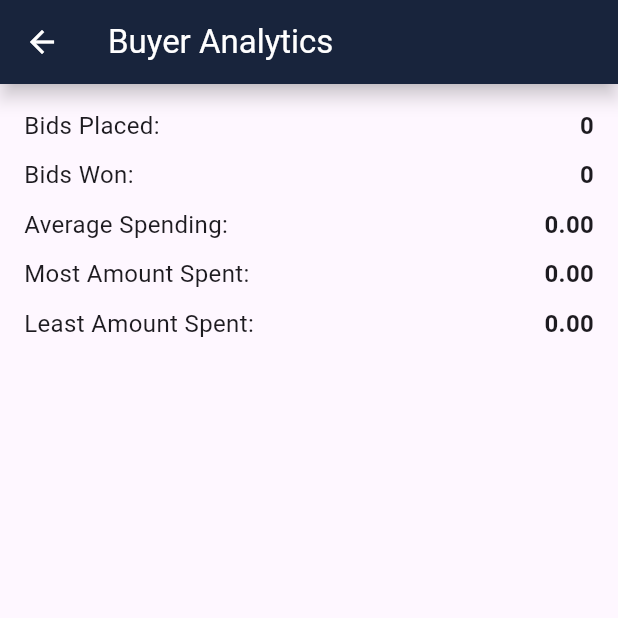
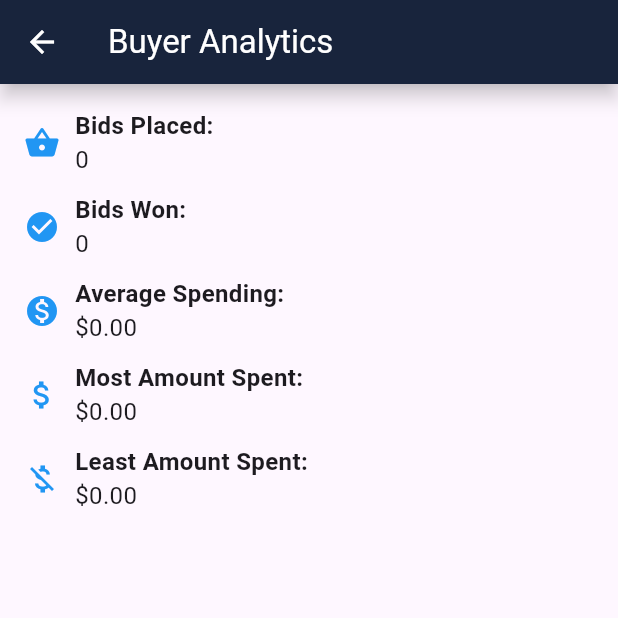
Before and after one commit to KushAgrawal1404/FishLink, a Flutter app: the BuyerAnalyticsPage screen opened directly, on a phone screen of 412 x 824 dp, the top half of it. Run offline on Flutter 3.47's test engine with Material 3 defaults, Android fonts, the phone set to English and light mode, and no system bars; our stand-ins replace flutter_rating_bar, image_picker, shared_preferences; missing offline and left inert: onesignal_flutter; accounts and stored records are empty; network calls fail.

Commit message:
UI to BuyerAnalytics

```diff
--- a/lib/screens/buyerAnalytics.dart
+++ b/lib/screens/buyerAnalytics.dart
@@ -60,29 +60,37 @@ class _BuyerAnalyticsPageState extends State<BuyerAnalyticsPage> {
         child: Column(
           crossAxisAlignment: CrossAxisAlignment.start,
           children: [
-            _buildAnalyticsItem('Bids Placed:', bidsPlaced),
-            _buildAnalyticsItem('Bids Won:', bidsWon),
             _buildAnalyticsItem(
-                'Average Spending:', averageSpending.toStringAsFixed(2)),
+                Icons.shopping_basket, 'Bids Placed:', bidsPlaced.toString()),
             _buildAnalyticsItem(
-                'Most Amount Spent:', mostAmountSpent.toStringAsFixed(2)),
-            _buildAnalyticsItem(
-                'Least Amount Spent:', leastAmountSpent.toStringAsFixed(2)),
+                Icons.check_circle, 'Bids Won:', bidsWon.toString()),
+            _buildAnalyticsItem(Icons.monetization_on, 'Average Spending:',
+                '\$${averageSpending.toStringAsFixed(2)}'),
+            _buildAnalyticsItem(Icons.attach_money, 'Most Amount Spent:',
+                '\$${mostAmountSpent.toStringAsFixed(2)}'),
+            _buildAnalyticsItem(Icons.money_off, 'Least Amount Spent:',
+                '\$${leastAmountSpent.toStringAsFixed(2)}'),
           ],
         ),
       ),
     );
   }
 
-  Widget _buildAnalyticsItem(String label, dynamic value) {
+  Widget _buildAnalyticsItem(IconData icon, String label, String value) {
     return Container(
       margin: const EdgeInsets.only(bottom: 10),
       child: Row(
-        mainAxisAlignment: MainAxisAlignment.spaceBetween,
         children: [
-          Text(label, style: TextStyle(fontSize: 16)),
-          Text(value.toString(),
-              style: TextStyle(fontSize: 16, fontWeight: FontWeight.bold)),
+          Icon(icon, color: Colors.blue),
+          SizedBox(width: 10),
+          Column(
+            crossAxisAlignment: CrossAxisAlignment.start,
+            children: [
+              Text(label,
+                  style: TextStyle(fontSize: 16, fontWeight: FontWeight.bold)),
+              Text(value, style: TextStyle(fontSize: 16)),
+            ],
+          ),
         ],
       ),
     );
--- a/pubspec.yaml
+++ b/pubspec.yaml
@@ -30,6 +30,7 @@ environment:
 dependencies:
   flutter:
     sdk: flutter
+  fl_chart: ^0.35.0
 
 
   # The following adds the Cupertino Icons font to your application.
```
Also changed, not shown: pubspec.lock.
